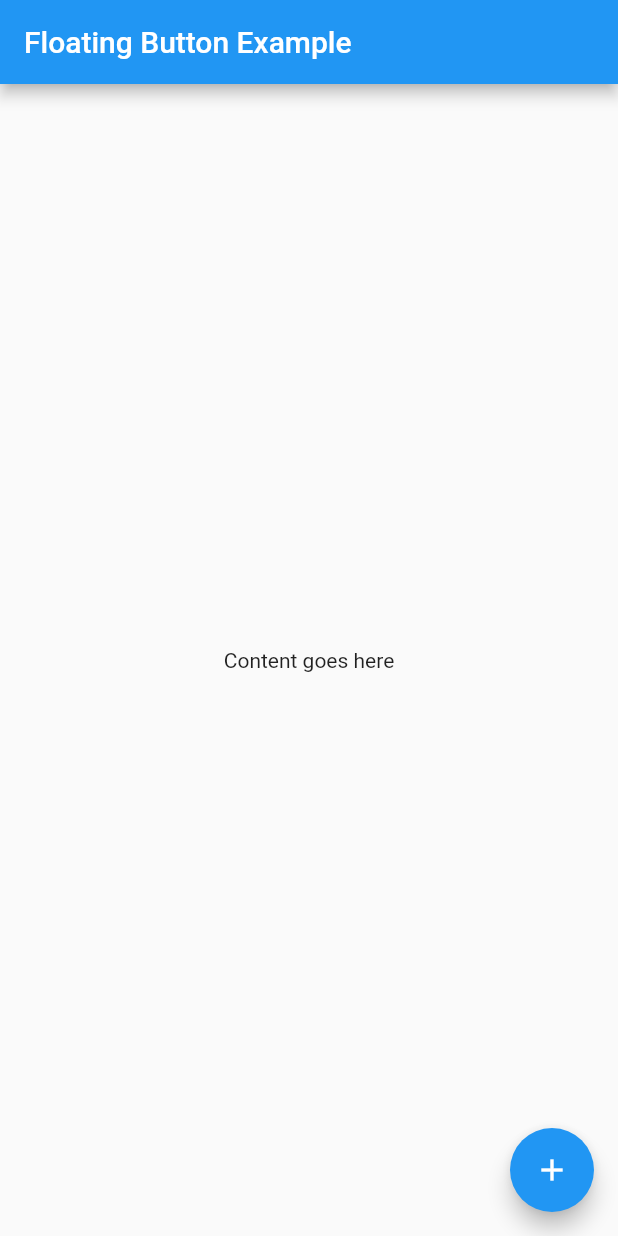
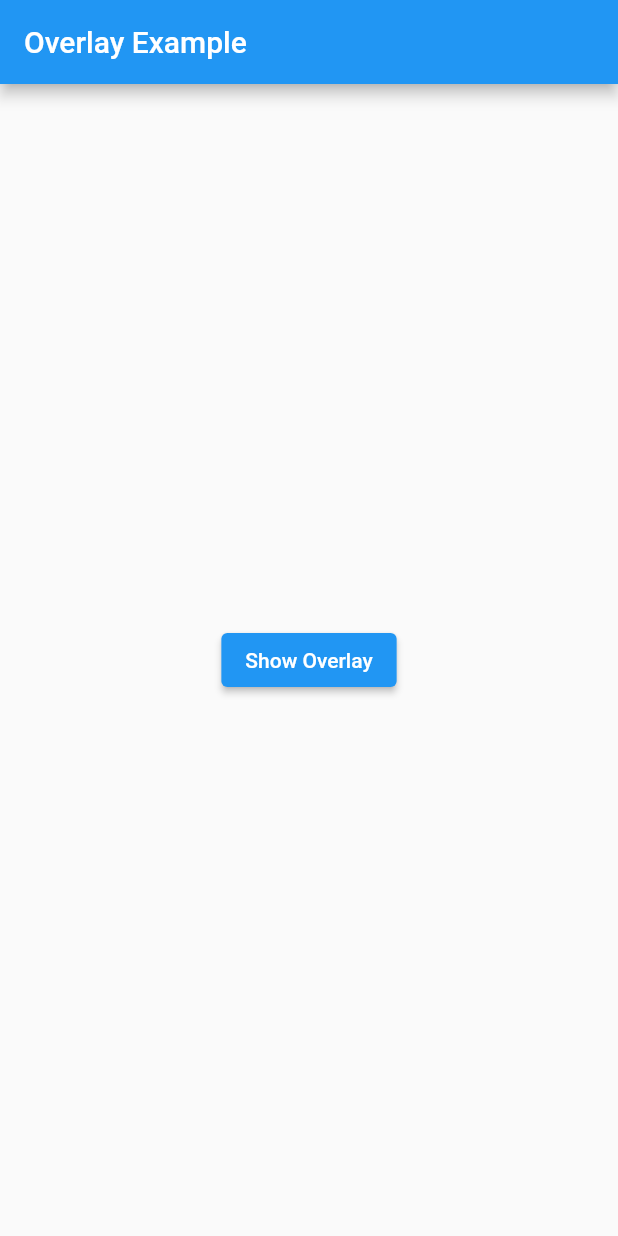
Before and after one commit to adriansgrrx/Flutter_-_MultiStepFormPage, a Flutter app: the screen it shows after launch, on a phone screen of 412 x 824 dp. Run offline on Flutter 3.47's test engine with Material 2 defaults, Android fonts, the phone set to English and light mode, and no system bars; our stand-ins replace flutter_speed_dial, flutter_svg, google_fonts.

Commit message:
FABs working fine

```diff
--- a/lib/MasterlistSupplierInfo/1_SupplierInfoDashboard.dart
+++ b/lib/MasterlistSupplierInfo/1_SupplierInfoDashboard.dart
@@ -26,18 +26,34 @@ class _SupplierInfoDashboard extends State<SupplierInfoDashboard> {
               right: 0,
               child: Row(
                 children: [
-                  Text('data'),
+                  Visibility(
+                    visible:
+                        showAdditionalButton, // Only show the label if showAdditionalButton is true
+                    child: Text(
+                      'Main Button',
+                      style: TextStyle(fontSize: 16.0),
+                    ),
+                  ),
+                  SizedBox(width: 8.0),
                   FloatingActionButton(
                     onPressed: () {
+                      // Check if showAdditionalButton is true or false
                       if (showAdditionalButton) {
-                        // Hide the additional FAB when the main FAB is clicked
+                        // If it's true, navigate to a new page
+                        Navigator.push(
+                          context,
+                          MaterialPageRoute(
+                            builder: (context) =>
+                                SupplierInfo(), // Replace SecondPage with your desired page
+                          ),
+                        );
+                      } else {
+                        // If it's false, toggle the visibility of the additional button and change the label
                         setState(() {
-                          showAdditionalButton = false;
-                        });
-                      } else {
-                        // Show the additional FAB and change its label
-                        setState(() {
-                          showAdditionalButton = true;
+                          showAdditionalButton = !showAdditionalButton;
+                          fabLabel = showAdditionalButton
+                              ? 'Close'
+                              : 'Add Item'; // Change the label
                         });
                       }
                     },
--- a/lib/MasterlistSupplierInfo/test.dart
+++ b/lib/MasterlistSupplierInfo/test.dart
@@ -1,100 +1,49 @@
 import 'package:flutter/material.dart';
-import 'package:smart_ledger_ai/MasterlistSupplierInfo/2_SupplierInfo.dart';
 
-class MyApp extends StatefulWidget {
-  const MyApp({Key? key});
+
+class MyHomePage extends StatefulWidget {
+  const MyHomePage({super.key});
 
   @override
-  _MyAppState createState() => _MyAppState();
+  _MyHomePageState createState() => _MyHomePageState();
 }
 
-class _MyAppState extends State<MyApp> {
-  bool showAdditionalButton = false;
-  String fabLabel = 'Add Item'; // Initial label for the FAB
+class _MyHomePageState extends State<MyHomePage> {
+  OverlayEntry? _overlayEntry;
 
   @override
   Widget build(BuildContext context) {
-    return MaterialApp(
-      home: Scaffold(
-        appBar: AppBar(
-          title: Text('Floating Button Example'),
-        ),
-        body: Stack(
-          alignment: Alignment.bottomCenter,
-          children: [
-            Center(
-              child: Text('Content goes here'),
-            ),
-            showAdditionalButton
-                ? Positioned(
-                    left: 293.0,
-                    bottom: 90.0, // Adjust the position as needed
-                    child: Row(
-                      children: [
-                        Text(
-                          'Label',
-                          style: TextStyle(fontSize: 16.0),
-                        ),
-                        SizedBox(
-                          width: 8.0,
-                        ), // Add spacing between button and label
-                        FloatingActionButton(
-                          onPressed: () {
-                            // Add your action here
-                            print('Additional Floating button pressed');
-                          },
-                          child: Icon(Icons.star),
-                          backgroundColor: Colors
-                              .orange, // Customize the button's background color
-                        ),
-                      ],
-                    ),
-                  )
-                : SizedBox(),
-          ],
-        ),
-        floatingActionButton: Row(
-          mainAxisAlignment: MainAxisAlignment.end,
-          children: [
-            Visibility(
-              visible:
-                  showAdditionalButton, // Only show the label if showAdditionalButton is true
-              child: Text(
-                'Main Button',
-                style: TextStyle(fontSize: 16.0),
-              ),
-            ),
-            SizedBox(width: 8.0), // Add spacing between the main FAB and label
-            FloatingActionButton(
-              onPressed: () {
-                // Check if showAdditionalButton is true or false
-                if (showAdditionalButton) {
-                  // If it's true, navigate to a new page
-                  Navigator.push(
-                    context,
-                    MaterialPageRoute(
-                      builder: (context) =>
-                          SupplierInfo(), // Replace SecondPage with your desired page
-                    ),
-                  );
-                } else {
-                  // If it's false, toggle the visibility of the additional button and change the label
-                  setState(() {
-                    showAdditionalButton = !showAdditionalButton;
-                    fabLabel = showAdditionalButton
-                        ? 'Close'
-                        : 'Add Item'; // Change the label
-                  });
-                }
-              },
-              child: showAdditionalButton ? Icon(Icons.close) : Icon(Icons.add),
-              backgroundColor:
-                  Colors.blue, // Customize the button's background color
-              tooltip: fabLabel, // Display the label as a tooltip
-            ),
-          ],
+    return Scaffold(
+      appBar: AppBar(
+        title: Text('Overlay Example'),
+      ),
+      body: Center(
+        child: ElevatedButton(
+          onPressed: () {
+            // Show overlay
+            _overlayEntry = _createOverlayEntry();
+            Overlay.of(context)?.insert(_overlayEntry!);
+          },
+          child: Text('Show Overlay'),
         ),
       ),
     );
   }
+
+  OverlayEntry _createOverlayEntry() {
+    return OverlayEntry(
+      builder: (context) {
+        return Stack(
+          children: <Widget>[
+            Positioned.fill(
+              child: Container(
+                color: Colors.black.withOpacity(0.7), // Adjust the opacity and color as needed
+              ),
+            ),
+            // You can add additional widgets on top of the overlay here.
+          ],
+        );
+      },
+    );
+  }
 }
--- a/lib/main.dart
+++ b/lib/main.dart
@@ -34,7 +34,7 @@ class MainApp extends StatelessWidget {
   Widget build(BuildContext context) {
     return const MaterialApp(
       debugShowCheckedModeBanner: false,
-      home: MyApp(),
+      home: MyHomePage(),
     );
   }
 }
```
